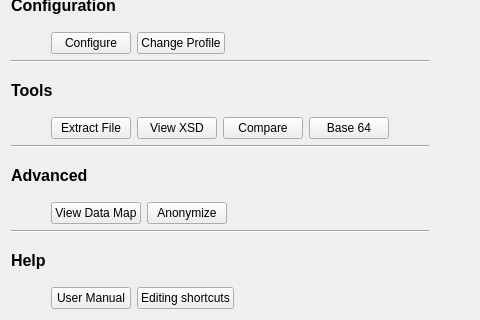
Before: the Qt Designer form src/modules/help/guidedoperationsdialog.ui in lbellonda/qxmledit, drawn with Qt 5; both pictures show x 0 to 480 and y 197 to 517 of the 689 by 517 pixel window.
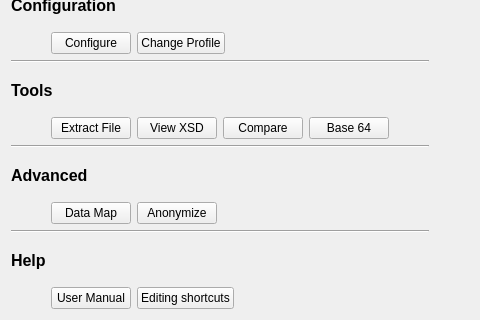
After: the same form once the commit is applied. Icons and pictures are not drawn.

Patch:
```diff
--- a/src/modules/help/guidedoperationsdialog.ui
+++ b/src/modules/help/guidedoperationsdialog.ui
@@ -586,7 +586,7 @@
           <string>View XML document statistics and elements distribution.</string>
          </property>
          <property name="text">
-          <string>View Data Map</string>
+          <string>Data Map</string>
          </property>
          <property name="icon">
           <iconset resource="../../risorse.qrc">
```
